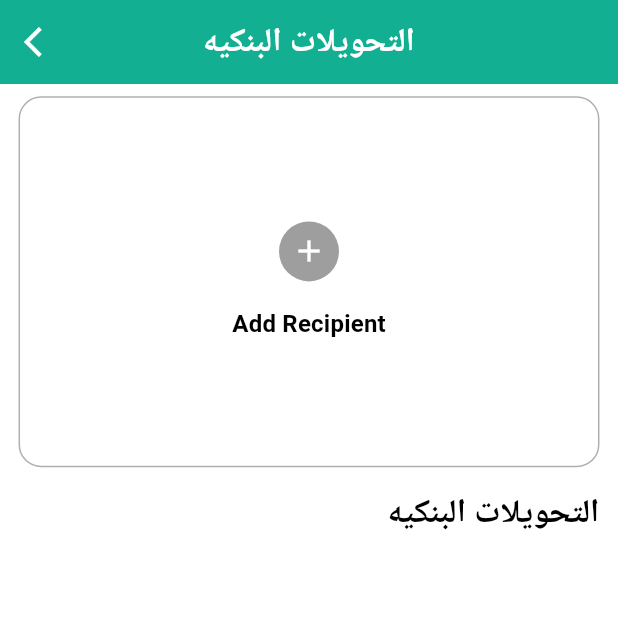
After one commit to hesham81/rowad_hrag, a Flutter app: the CreditCardsScreen screen opened directly, on a phone screen of 412 x 824 dp, the top half of it. The commit adds this screen. Run offline on Flutter 3.47's test engine with Material 3 defaults, Android fonts, the light colour scheme and no system bars; our stand-ins replace animate_do, animated_custom_dropdown, cached_network_image, carousel_slider, dartz, dio and 8 more; missing offline and left inert: route_transitions; accounts and stored records are empty; Roboto replaces fonts that are missing (Cairo).

Commit message:
ending of credit cards ui

```diff
--- /dev/null
+++ b/lib/features/credit_cards/presentation/pages/credit_cards_screen.dart
@@ -0,0 +1,81 @@
+import 'package:flutter/cupertino.dart';
+import 'package:flutter/material.dart';
+import 'package:rowad_hrag/core/extensions/align.dart';
+import 'package:rowad_hrag/core/extensions/dimensions.dart';
+import 'package:rowad_hrag/core/extensions/extensions.dart';
+
+import '../../../../core/theme/app_colors.dart';
+
+class CreditCardsScreen extends StatelessWidget {
+  const CreditCardsScreen({super.key});
+
+  @override
+  Widget build(BuildContext context) {
+    return Scaffold(
+      appBar: AppBar(
+        title: Text(
+          "التحويلات البنكيه",
+          style: Theme.of(context).textTheme.titleLarge!.copyWith(
+                fontWeight: FontWeight.bold,
+                color: AppColors.primaryColor,
+              ),
+        ),
+        leading: IconButton(
+          onPressed: () => Navigator.pop(context),
+          icon: Icon(
+            Icons.arrow_back_ios,
+            color: AppColors.primaryColor,
+          ),
+        ),
+      ),
+      body: SingleChildScrollView(
+        child: Column(
+          children: [
+            0.01.height.hSpace,
+            Container(
+              width: double.maxFinite,
+              height: 0.3.height,
+              decoration: BoxDecoration(
+                borderRadius: BorderRadius.circular(15),
+                border: Border.all(
+                  color: Colors.black.withAlpha(80),
+                ),
+              ),
+              alignment: Alignment.center,
+              child: GestureDetector(
+                child: Column(
+                  mainAxisAlignment: MainAxisAlignment.center,
+                  children: [
+                    CircleAvatar(
+                      backgroundColor: Colors.grey,
+                      child: Icon(
+                        Icons.add,
+                        color: AppColors.primaryColor,
+                      ),
+                    ),
+                    0.02.height.hSpace,
+                    Text(
+                      "Add Recipient",
+                      style: Theme.of(context).textTheme.titleMedium!.copyWith(
+                            fontWeight: FontWeight.bold,
+                            color: Colors.black,
+                          ),
+                    ),
+                  ],
+                ),
+              ),
+            ),
+            0.02.height.hSpace,
+            Text(
+              "التحويلات البنكيه",
+              style: Theme.of(context).textTheme.titleLarge!.copyWith(
+                    fontWeight: FontWeight.bold,
+                    color: Colors.black,
+                  ),
+            ).alignTopRight(),
+          ],
+        ).hPadding(0.03.width),
+      ),
+    );
+  }
+}
--- a/lib/features/layout/presentation/pages/home_screen.dart
+++ b/lib/features/layout/presentation/pages/home_screen.dart
@@ -245,7 +245,7 @@ class _HomeScreenState extends State<HomeScreen> {
                         imageUrl: handler.categories[index].icon,
                         text: handler.categories[index].name,
                       ),
-                      separatorBuilder: (context, index) => 0.01.width.vSpace,
+                      separatorBuilder: (context, index) => 0.05.width.vSpace,
                       itemCount: handler.categories.length,
                     ),
                   );
```
Also changed, not shown: lib/features/all_types/presentation/pages/all_types.dart (+20 -1 lines), lib/features/plans/presentation/pages/plans_screen.dart (+4 -4 lines), lib/features/profile/presentation/pages/profile.dart (+24 -1 lines).
